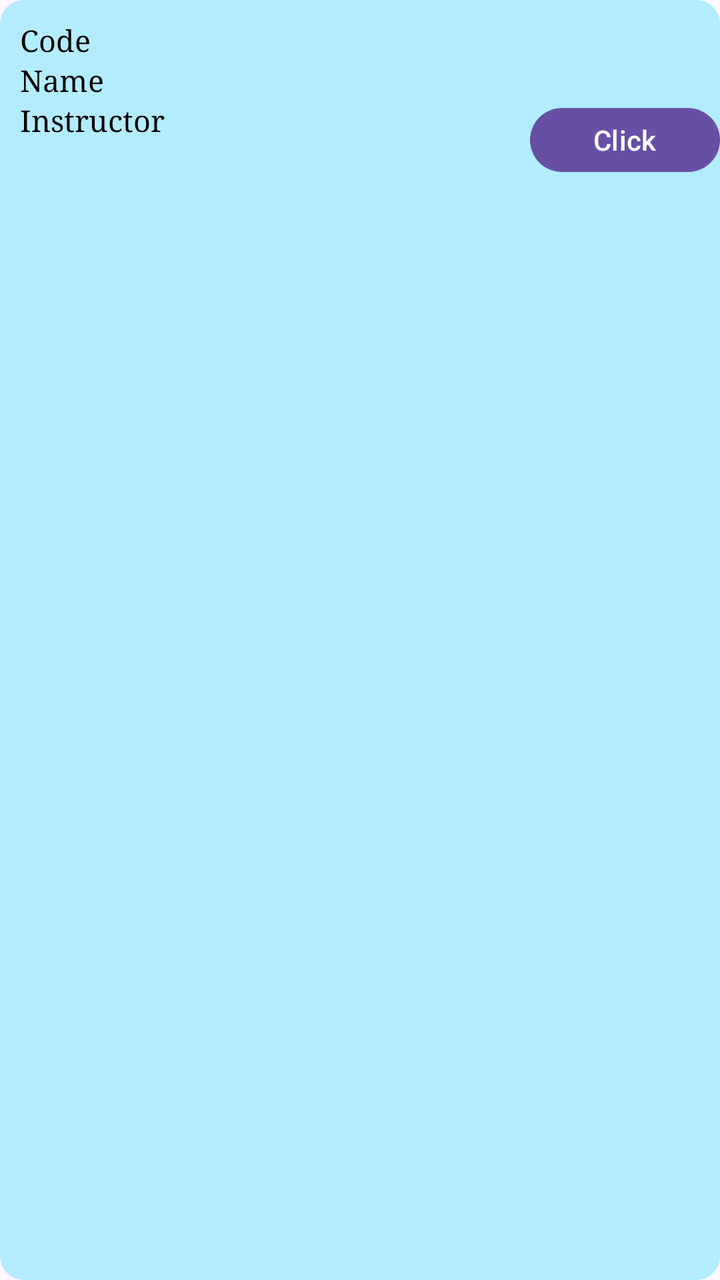
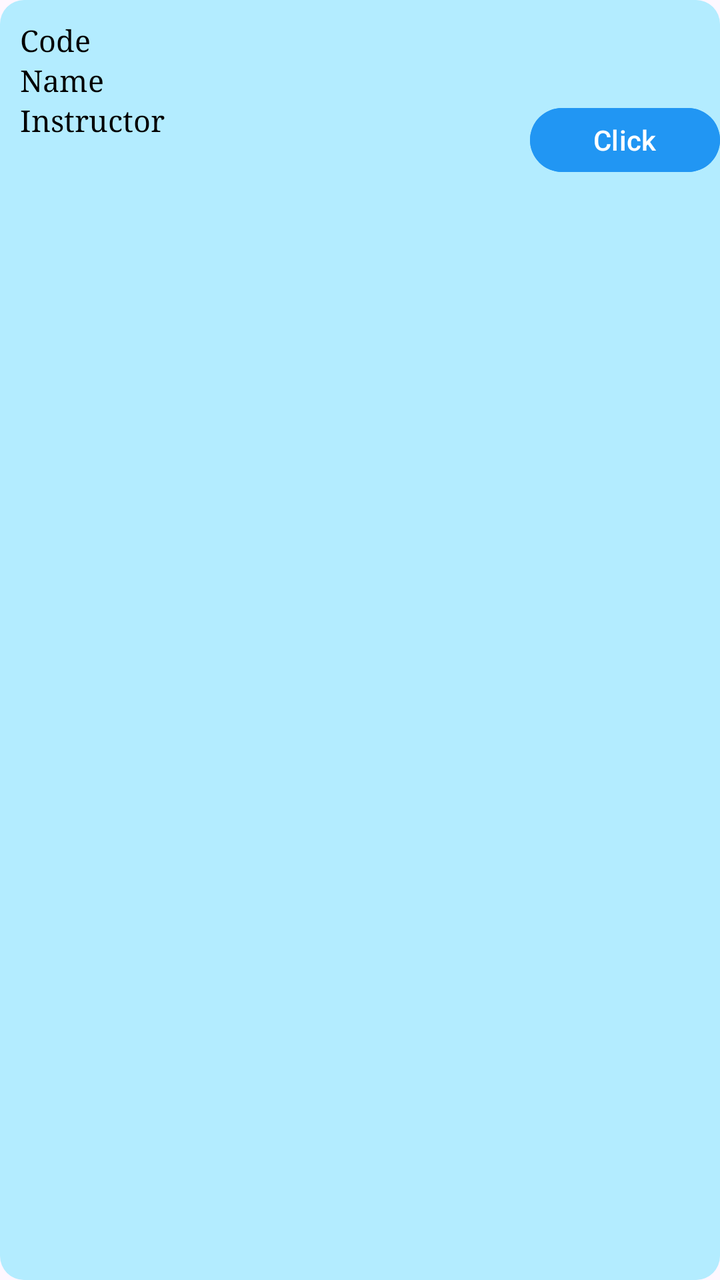

An Android layout rendered at two revisions. The XML below is the earlier revision; the diff shows what the commit changed to produce the second picture.
<!-- AndroidManifest.xml: application theme Theme.FinalAssignment -->
<!-- res/layout/item.xml -->
<?xml version="1.0" encoding="utf-8"?>
<androidx.constraintlayout.widget.ConstraintLayout xmlns:android="http://schemas.android.com/apk/res/android"
    xmlns:tools="http://schemas.android.com/tools"
    android:layout_width="match_parent"
    android:layout_height="100dp"
    xmlns:app="http://schemas.android.com/apk/res-auto"
    android:background="@drawable/item_box"
    android:layout_marginBottom="12dp"
    >

    <TextView
        android:layout_marginTop="10dp"
        android:id = "@+id/courseCode"
        android:layout_height="wrap_content"
        android:layout_width="wrap_content"
        app:layout_constraintTop_toTopOf="parent"
        app:layout_constraintLeft_toLeftOf="parent"
        android:layout_marginLeft="10dp"
        android:textColor="@color/black"
        android:textSize="15sp"
        android:fontFamily="serif"
        android:text="Code"
        />

    <TextView
        android:id="@+id/courseName"
        android:layout_width="wrap_content"
        android:layout_height="wrap_content"
        android:layout_marginLeft="10dp"
        android:textSize="15sp"
        android:fontFamily="serif"
        android:textColor="@color/black"
        android:text="Name"
        app:layout_constraintLeft_toLeftOf="parent"
        app:layout_constraintTop_toBottomOf="@id/courseCode"/>

    <TextView
        android:id="@+id/instructor"
        android:layout_width="wrap_content"
        android:layout_height="wrap_content"
        android:layout_marginLeft="10dp"
        android:textSize="15sp"
        android:textColor="@color/black"
        android:fontFamily="serif"
        android:text="Instructor"
        app:layout_constraintLeft_toLeftOf="parent"
        app:layout_constraintTop_toBottomOf="@id/courseName"/>

    <Button
        android:id="@+id/dashboardButton"
        android:layout_width="95dp"
        android:layout_height="40dp"
        android:text="Click"
        app:layout_constraintRight_toRightOf="parent"
        app:layout_constraintTop_toBottomOf="@id/courseName" />





</androidx.constraintlayout.widget.ConstraintLayout>
<!-- resources referenced by this layout -->
<resources>
  <color name="black">#FF000000</color>
  <!-- drawable item_box (drawable) -->
  <?xml version="1.0" encoding="utf-8"?>
  <shape xmlns:android="http://schemas.android.com/apk/res/android"
      android:shape="rectangle"
      >
  
      <solid android:color=" #b3ecff"/>
      <corners android:radius="12dp"/>
  
  </shape>
  <style name="Theme.FinalAssignment" parent="Base.Theme.FinalAssignment" />
  <style name="Base.Theme.FinalAssignment" parent="Theme.Material3.DayNight.NoActionBar">
          
          
      </style>
</resources>

<!-- the commit's change to res/layout/item.xml (unified diff, before → after) -->
@@ -49,6 +49,7 @@
     <Button
         android:id="@+id/dashboardButton"
         android:layout_width="95dp"
+        android:backgroundTint="#2196F3"
         android:layout_height="40dp"
         android:text="Click"
         app:layout_constraintRight_toRightOf="parent"
